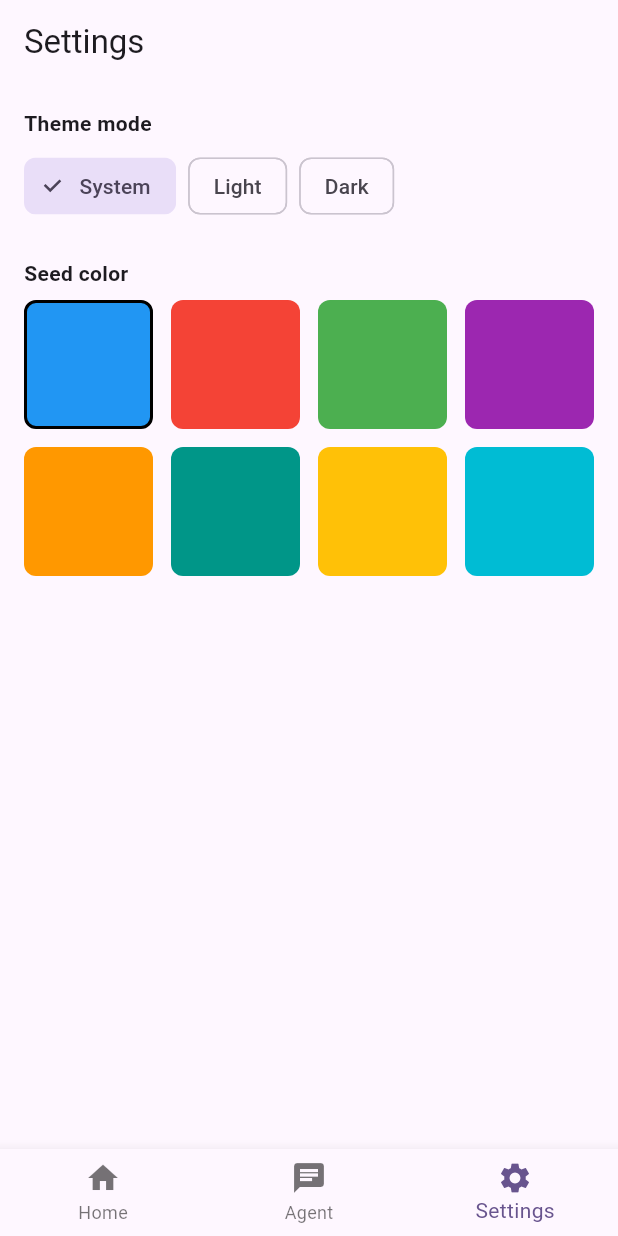
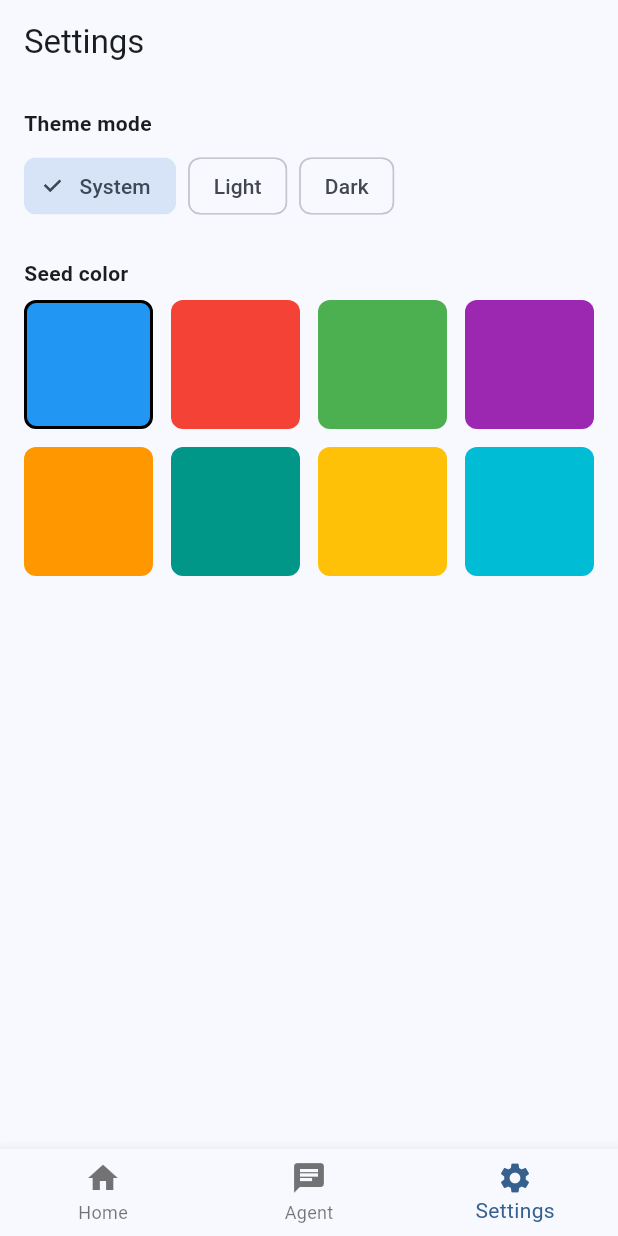
Before and after one commit to HaseebKahn365/haseeb, a Flutter app: the screen it shows after launch, item 3 of the bottom bar chosen, on a phone screen of 412 x 824 dp. Run offline on Flutter 3.47's test engine with Material 3 defaults, Android fonts, the phone set to English and light mode, and no system bars; our stand-ins replace firebase_ai, firebase_core, flutter_riverpod, shared_preferences; accounts and stored records are empty.

Commit message:
theming fixed

```diff
--- a/lib/main.dart
+++ b/lib/main.dart
@@ -1,5 +1,6 @@
 import 'package:flutter/material.dart';
 import 'package:flutter_riverpod/flutter_riverpod.dart';
+import 'package:haseeb/providers/theme_provider.dart';
 import 'package:haseeb/screens/agent_chat_screen.dart';
 import 'package:haseeb/screens/home_screen.dart';
 import 'package:haseeb/screens/settings_screen.dart';
@@ -8,16 +9,20 @@ void main() {
   runApp(const ProviderScope(child: MainApp()));
 }
 
-class MainApp extends StatelessWidget {
+class MainApp extends ConsumerWidget {
   const MainApp({super.key});
 
   @override
-  Widget build(BuildContext context) {
+  Widget build(BuildContext context, WidgetRef ref) {
+    final themeState = ref.watch(themeNotifierProvider);
+    final lightTheme = ref.watch(themeDataProvider);
+    final darkTheme = ref.watch(darkThemeDataProvider);
+
     return MaterialApp(
       debugShowCheckedModeBanner: false,
-      theme: ThemeData(
-        colorScheme: ColorScheme.fromSeed(seedColor: Colors.deepPurple),
-      ),
+      theme: lightTheme,
+      darkTheme: darkTheme,
+      themeMode: themeState.mode,
       home: const MainScreen(),
     );
   }
```
